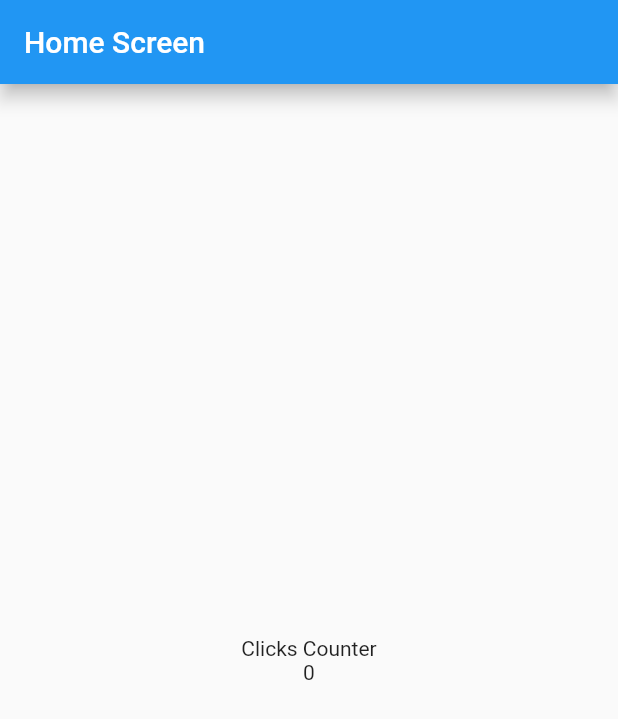
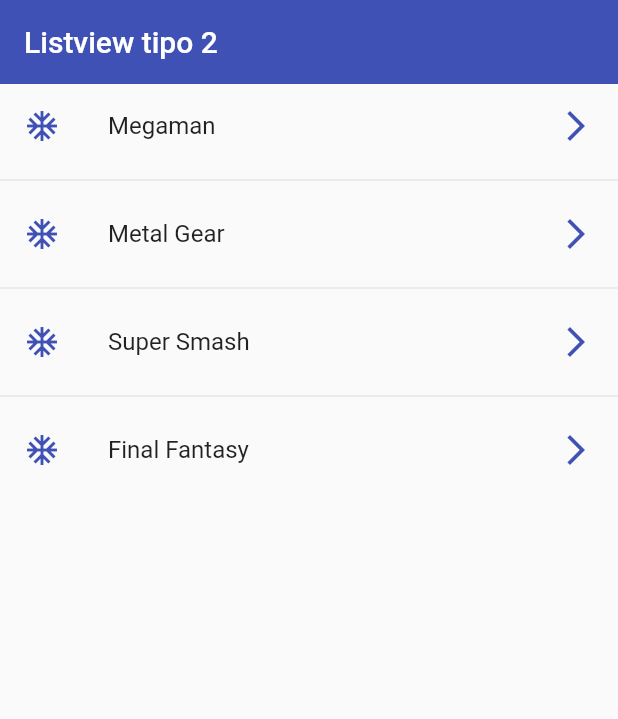
Before and after one commit to glijito/ibm_proyecto, a Flutter app: the screen it shows after launch, on a phone screen of 412 x 824 dp. Shown: the top 719 px of the screen. Run offline on Flutter 3.47's test engine with Material 2 defaults, Android fonts, the phone set to English and light mode, and no system bars.

Commit message:
Tercer commit Generacion de Listviews

```diff
--- a/lib/main.dart
+++ b/lib/main.dart
@@ -1,5 +1,5 @@
 import 'package:flutter/material.dart';
-import 'package:ibm_proyecto/screens/home_Screen.dart';
+import 'package:ibm_proyecto/screens/listview2_screen.dart';
 
 void main() {
     runApp(const MyApp());
@@ -12,7 +12,7 @@
   Widget build(BuildContext context) {
       return const MaterialApp(
         debugShowCheckedModeBanner: false,
-        home: HomeScreen()
+        home: Listview2Screen()
       );
-  }
+    }
 }
--- a/lib/screens/home_Screen.dart
+++ /dev/null
@@ -1,28 +0,0 @@
-import 'package:flutter/material.dart';
-
-class HomeScreen extends StatelessWidget{
-
-  const HomeScreen({super.key});
-
-  @override
-  Widget build(BuildContext context) {
-
-    return  Scaffold(
-      appBar: AppBar(
-        title: const Text("Home Screen"),
-        elevation: 5.0,
-      ),
-      body: Center(
-        child: Column(
-            mainAxisAlignment: MainAxisAlignment.center,
-            children: const [
-               Text("Clicks Counter"),
-               Text("0")
-            ],
-          ),
-      )
-    );
-  }
-
-
-}
--- /dev/null
+++ b/lib/screens/listview1_screen.dart
@@ -0,0 +1,26 @@
+import 'package:flutter/material.dart';
+
+
+class Listview1Screen extends StatelessWidget {
+  const Listview1Screen({super.key});
+
+  final options = const['Megaman','Metal gear','Super smash','Final fantasy'];
+
+  @override
+  Widget build(BuildContext context) {
+    return  Scaffold(
+      appBar: AppBar(
+        title: const Text("Listview tipo 1"),
+      ),
+      body: ListView(
+        children: [
+          ...options.map((e) => ListTile(
+            leading: const Icon(Icons.ac_unit),
+            title: Text(e),
+            trailing: const Icon(Icons.arrow_forward_ios_outlined),
+          )).toList(),
+        ],
+      ),
+    );
+  }
+}
--- /dev/null
+++ b/lib/screens/listview2_screen.dart
@@ -0,0 +1,32 @@
+import 'package:flutter/material.dart';
+
+
+class Listview2Screen extends StatelessWidget {
+  const Listview2Screen({super.key});
+
+  final options = const['Megaman','Metal Gear','Super Smash','Final Fantasy'];
+
+  @override
+  Widget build(BuildContext context) {
+    return  Scaffold(
+      appBar: AppBar(
+        title: const Text("Listview tipo 2"),
+        elevation: 0,
+        backgroundColor: Colors.indigo,
+      ),
+      body: ListView.separated(
+          itemBuilder: (context, index) => ListTile(
+            leading: const Icon(Icons.ac_unit,color:Colors.indigo),
+            title: Text(options[index]),
+            trailing: const Icon(Icons.arrow_forward_ios_outlined,color: Colors.indigo,),
+            onTap: (){
+              final game  = options[index];
+              print(game);
+            },
+          ),
+          separatorBuilder: (context,data) => const Divider(),
+          itemCount: options.length
+      )
+    );
+  }
+}
```
